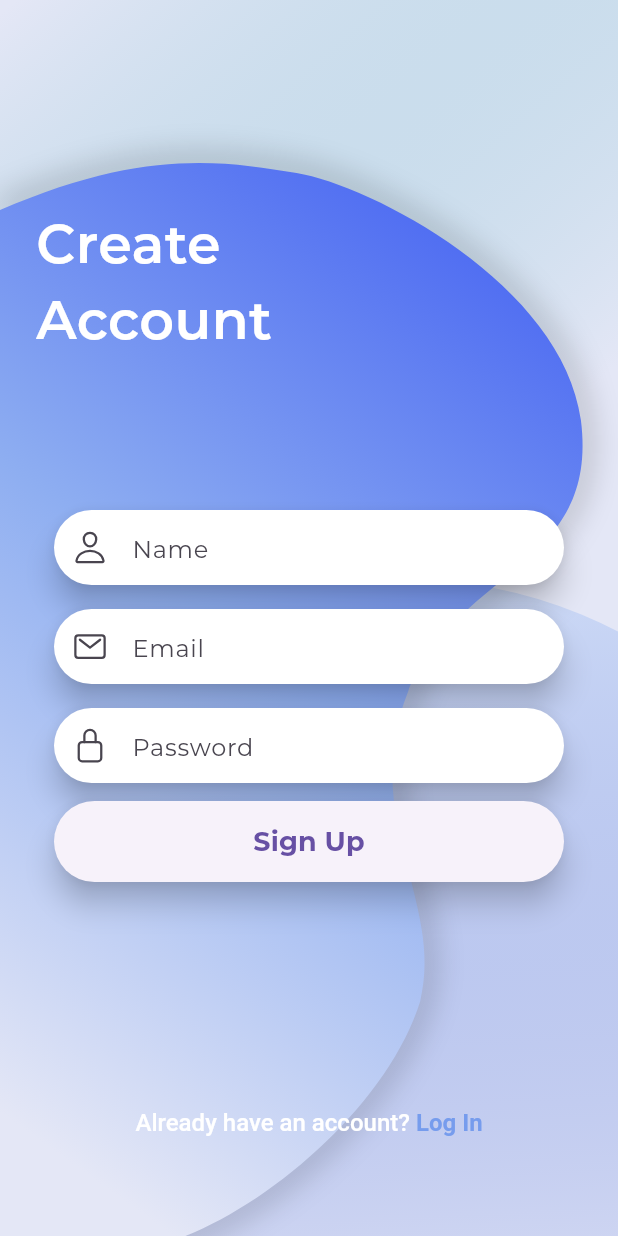
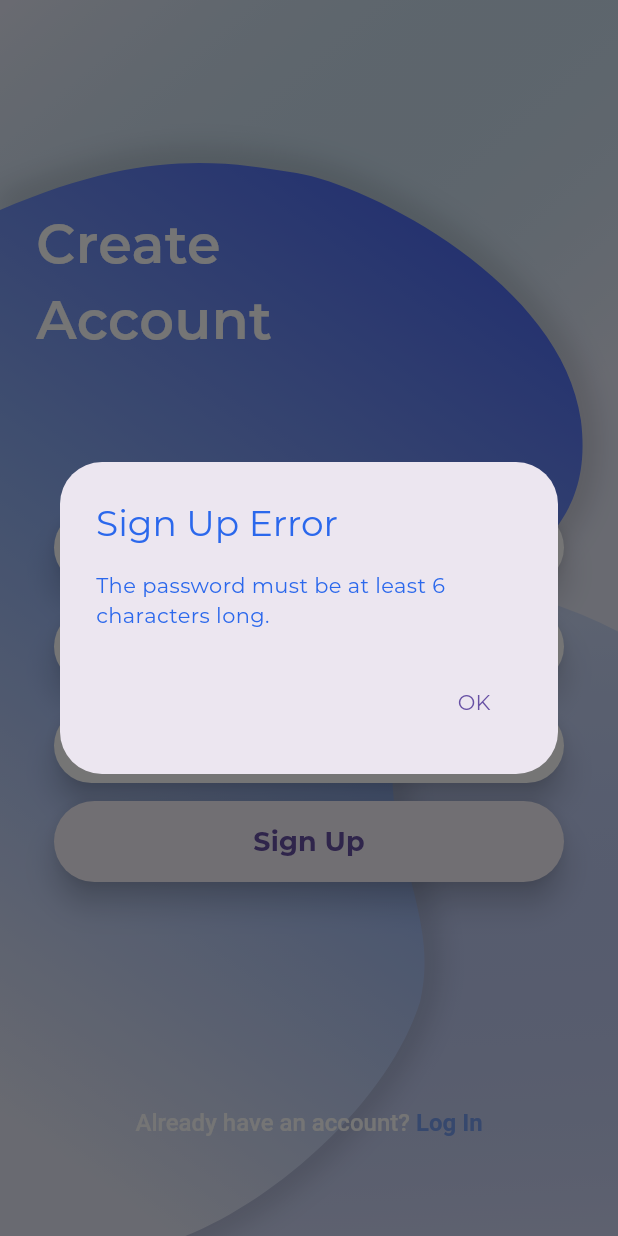
Before and after one commit to kevin-nemo74/sawtify, a Flutter app: the LoginScreen screen opened directly, after a tap on "Sign Up", on a phone screen of 412 x 824 dp. Run offline on Flutter 3.47's test engine with Material 3 defaults, Android fonts, the phone set to English and light mode, and no system bars; our stand-ins replace animated_splash_screen, audioplayers, cloud_firestore, firebase_auth, firebase_core, flutter_animate and 6 more; missing offline and left inert: flutter_sound; accounts and stored records are empty.

Commit message:
akher wahda

```diff
--- a/lib/screens/components/login_content.dart
+++ b/lib/screens/components/login_content.dart
@@ -70,6 +70,26 @@ class _LoginContentState extends State<LoginContent> with TickerProviderStateMix
   }
 
   Future<void> signUp() async {
+  if (password.length < 6) {
+    showDialog(
+      context: context,
+      builder: (BuildContext context) {
+        return AlertDialog(
+          title: Text("Sign Up Error"),
+          content: Text("The password must be at least 6 characters long."),
+          actions: <Widget>[
+            TextButton(
+              onPressed: () {
+                Navigator.of(context).pop();
+              },
+              child: Text("OK"),
+            ),
+          ],
+        );
+      },
+    );
+    return;
+  }
   try {
     UserCredential userCredential = await _auth.createUserWithEmailAndPassword(
       email: email,
@@ -79,16 +99,36 @@ class _LoginContentState extends State<LoginContent> with TickerProviderStateMix
       'name': name,
       'email': email,
       'password': password,
-
     });
     Navigator.push(
       context,
       MaterialPageRoute(builder: (context) => BottomNavigationBarWidget()),
     );
   } on FirebaseAuthException catch (e) {
+    if (e.code == 'email-already-in-use') {
+      showDialog(
+        context: context,
+        builder: (BuildContext context) {
+          return AlertDialog(
+            title: Text("Sign Up Error"),
+            content: Text("The email address is already in use. Please use a different email address."),
+            actions: <Widget>[
+              TextButton(
+                onPressed: () {
+                  Navigator.of(context).pop();
+                },
+                child: Text("OK"),
+              ),
+            ],
+          );
+        },
+      );
+    } else {
       print(e.message);
     }
   }
+}
+
 
 Future<void> signIn() async {
   try {
@@ -103,9 +143,25 @@ class _LoginContentState extends State<LoginContent> with TickerProviderStateMix
       MaterialPageRoute(builder: (context) => BottomNavigationBarWidget()),
     );
   } on FirebaseAuthException catch (e) {
-      print(e.message);
+    String errorMessage = 'An error occurred. Please try again.';
+    if (e.code == 'user-not-found') {
+      errorMessage = 'No user found with this email.';
+    } else if (e.code == 'wrong-password') {
+      errorMessage = 'Incorrect password.';
+    }
+
+    // Display error message using a SnackBar
+    ScaffoldMessenger.of(context).showSnackBar(
+      SnackBar(
+        content: Text(errorMessage),
+        duration: Duration(seconds: 2),
+      ),
+    );
   }
 }
+
+
+
   Future<void> resetPassword() async {
   try {
     await _auth.sendPasswordResetEmail(email: email);
```
Lines whose indentation alone changed are shown as unchanged.
